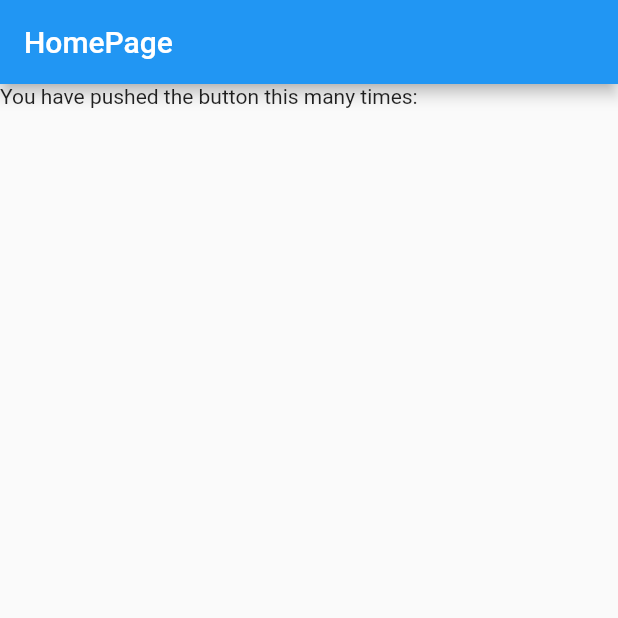
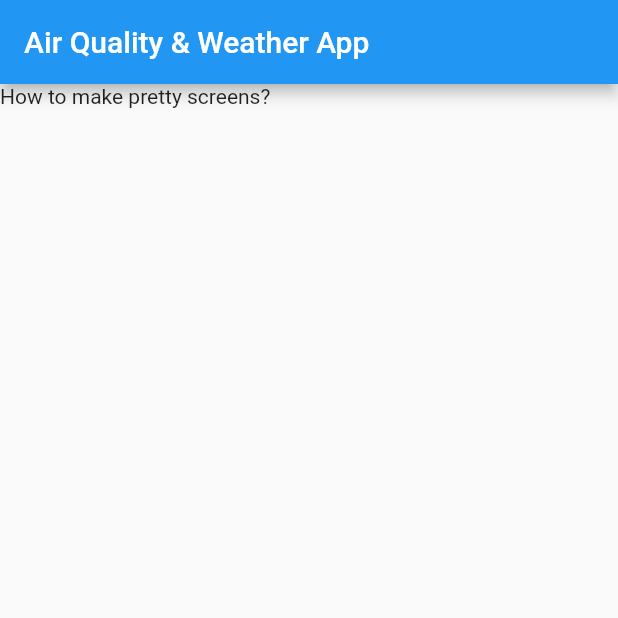
Before and after one commit to kzkit/aria, a Flutter app: the screen it shows after launch, on a phone screen of 412 x 824 dp, the top half of it. Run offline on Flutter 3.47's test engine with Material 2 defaults, Android fonts, the phone set to English and light mode, and no system bars.

Commit message:
changed text

```diff
--- a/lib/screen/main_screen.dart
+++ b/lib/screen/main_screen.dart
@@ -5,10 +5,10 @@ class MainScreen extends StatelessWidget {
   Widget build(BuildContext context) {
     return Scaffold(
       appBar: AppBar(
-        title: Text('HomePage'),
+        title: Text('Air Quality & Weather App'),
       ),
       body: Column(
-        children: [Text('You have pushed the button this many times:')],
+        children: [Text('How to make pretty screens?')],
       ),
     );
   }
```
